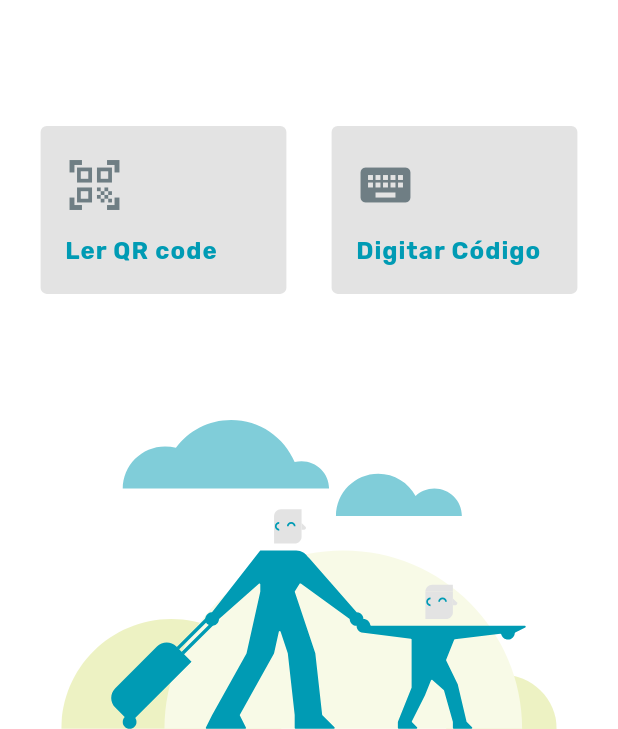
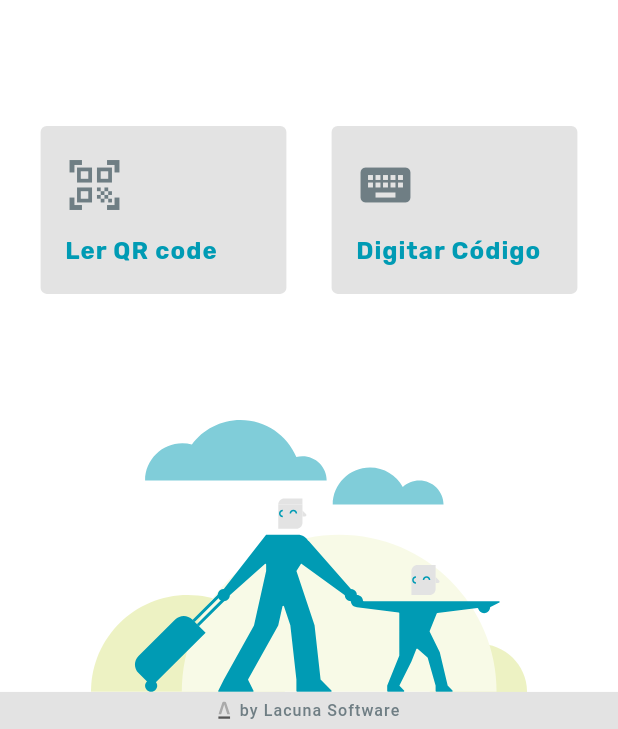
Before and after one commit to LacunaSoftware/travel-permit, a Flutter app: the screen it shows after launch, on a phone screen of 412 x 824 dp, the part 507-1236 px from its top. Run offline on Flutter 3.47's test engine with Material 2 defaults, Android fonts, the phone set to English and light mode, and no system bars; drawn by our look-alikes of flutter_progress_hud; our stand-ins replace cached_network_image, convert, flutter_svg, mask_text_input_formatter, permission_handler; missing offline and left inert: flutter_barcode_scanner, pointycastle, store_redirect.

Commit message:
Created Lacuna Footer

```diff
--- a/flutter/travel_permit_reader/lib/pages/home_page.dart
+++ b/flutter/travel_permit_reader/lib/pages/home_page.dart
@@ -183,12 +183,43 @@ class HomePage extends StatelessWidget {
                 Positioned(
                   bottom: 0,
                   // AEV logo ------------------------------
-                  child: Container(
-                      height: PageUtil.getScreenHeight(context, 0.25),
-                      width: PageUtil.getScreenWidth(context),
-                      child: SvgPicture.asset(
-                        "assets/img/AEVFooter.svg",
-                      )),
+                  child: Column(
+                    children: [
+                      Container(
+                          height: PageUtil.getScreenHeight(context, 0.22),
+                          width: PageUtil.getScreenWidth(context),
+                          child: SvgPicture.asset(
+                            "assets/img/AEVFooter.svg",
+                          )),
+                      Container(
+                          height: PageUtil.getScreenHeight(context, 0.03),
+                          width: PageUtil.getScreenWidth(context),
+                          color: Color(0xFFE3E3E3),
+                          child: Row(
+                            mainAxisAlignment: MainAxisAlignment.center,
+                            crossAxisAlignment: CrossAxisAlignment.center,
+                            children: [
+                              Container(
+                                height: PageUtil.getScreenHeight(context, 0.02),
+                                padding: EdgeInsets.fromLTRB(0, 0, 6, 0),
+                                child: SvgPicture.asset(
+                                  "assets/img/LacunaFooter.svg",
+                                ),
+                              ),
+                              Text(
+                                'by Lacuna Software',
+                                style: TextStyle(
+                                  fontSize:
+                                      PageUtil.getScreenHeight(context, 0.013),
+                                  fontWeight: FontWeight.w500,
+                                  letterSpacing: 0.7,
+                                  color: AppTheme.defaultFgColor,
+                                ),
+                              ),
+                            ],
+                          )),
+                    ],
+                  ),
                 ),
                 // Action buttons ------------------------------
                 Column(
```
Also changed, not shown: flutter/travel_permit_reader/assets/img/LacunaFooter.svg (added).
